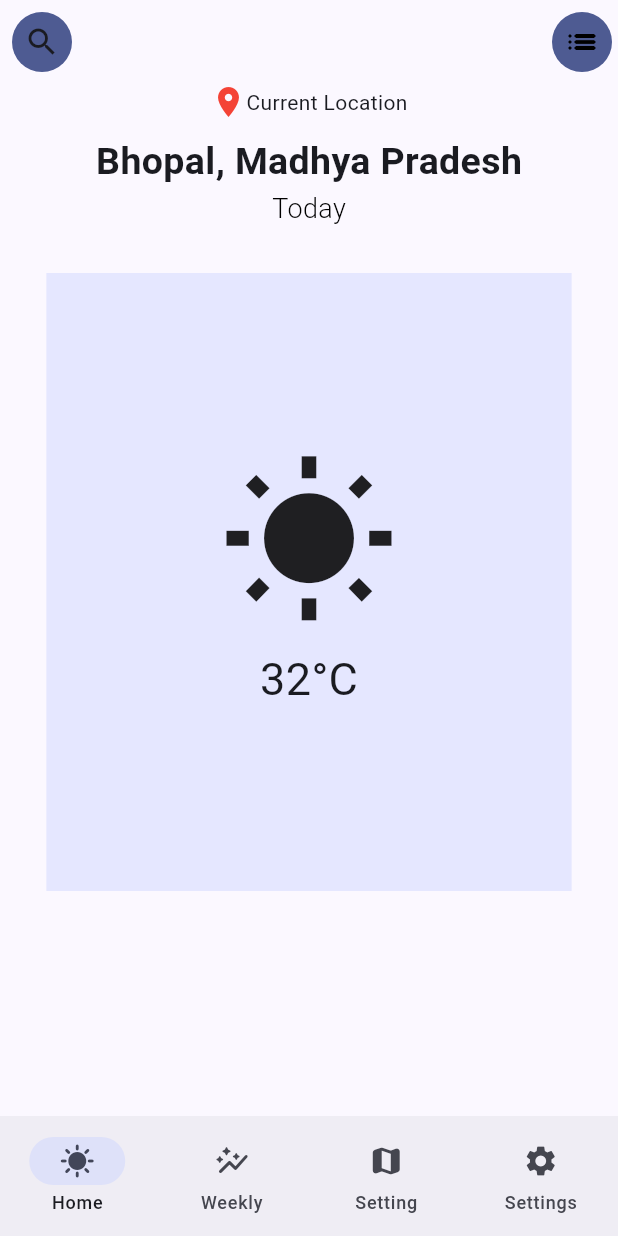
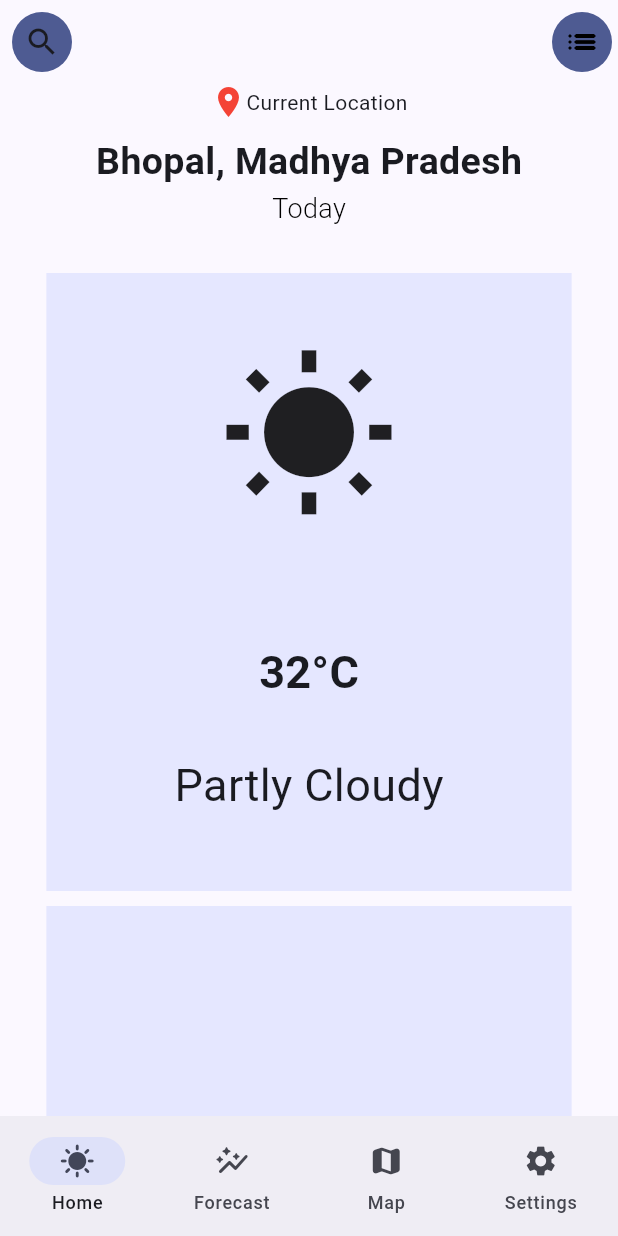
Before and after one commit to GDGCVITBHOPAL/Weathered, a Flutter app: the screen it shows after launch, on a phone screen of 412 x 824 dp. Run offline on Flutter 3.47's test engine with Material 3 defaults, Android fonts, the phone set to English and light mode, and no system bars; our stand-ins replace gap.

Commit message:
Update imports and add new screens

```diff
--- a/lib/common/app_bar.dart
+++ b/lib/common/app_bar.dart
@@ -1,6 +1,7 @@
 import 'package:flutter/material.dart';
 
-final appBar = AppBar(
+AppBar appBar() {
+  return AppBar(
     leading: IconButton.filled(
       onPressed: () => {},
       icon: const Icon(Icons.search_sharp),
@@ -14,3 +15,4 @@ final appBar = AppBar(
       )
     ],
   );
+}
--- a/lib/common/navigation_bar.dart
+++ b/lib/common/navigation_bar.dart
@@ -1,6 +1,12 @@
 import 'package:flutter/material.dart';
 
-final navBar = NavigationBar(
+// NavigationBar navBar() {
+//   return BottomNavigationBar(items: [bot],)
+// }
+
+NavigationBar navBar(int selectedIndex) {
+  int _selectedIndex = selectedIndex;
+  return NavigationBar(
     destinations: const [
       NavigationDestination(
         icon: Icon(Icons.sunny),
@@ -8,15 +14,20 @@ final navBar = NavigationBar(
       ),
       NavigationDestination(
         icon: Icon(Icons.auto_graph_rounded),
-      label: "Weekly",
+        label: "Forecast",
       ),
       NavigationDestination(
         icon: Icon(Icons.map_rounded),
-      label: "Setting",
+        label: "Map",
       ),
       NavigationDestination(
         icon: Icon(Icons.settings),
         label: "Settings",
-    )
+      ),
     ],
+    selectedIndex: _selectedIndex,
+    onDestinationSelected: (int currentPageIndex) {
+      _selectedIndex = currentPageIndex;
+    },
   );
+}
--- a/lib/features/homescreen/home_screen.dart
+++ b/lib/features/dashboard/dashboard.dart
@@ -1,22 +1,13 @@
 import 'package:flutter/material.dart';
 import 'package:gap/gap.dart';
-import 'package:weathered/common/app_bar.dart';
-import 'package:weathered/common/navigation_bar.dart';
 
-class HomeScreen extends StatefulWidget {
-  const HomeScreen({super.key});
+class Dashboard extends StatelessWidget {
+  const Dashboard({super.key});
 
   @override
-  State<HomeScreen> createState() => _HomeScreenState();
-}
-
-class _HomeScreenState extends State<HomeScreen> {
-  @override
   Widget build(BuildContext context) {
-    return Scaffold(
-      appBar: appBar,
-      bottomNavigationBar: navBar,
-      body: Column(
+    return SingleChildScrollView(
+      child: Column(
         children: [
           const Row(
             mainAxisAlignment: MainAxisAlignment.center,
@@ -71,14 +62,47 @@ class _HomeScreenState extends State<HomeScreen> {
                 color: const Color(0x3897ABFF),
                 padding: const EdgeInsets.all(16.0),
                 child: const Column(
-                  mainAxisAlignment: MainAxisAlignment.center,
+                  mainAxisAlignment: MainAxisAlignment.spaceEvenly,
                   crossAxisAlignment: CrossAxisAlignment.center,
                   children: [
                     Icon(Icons.wb_sunny, size: 120),
                     Gap(10),
                     Text(
                       "32°C",
-                      style: TextStyle(fontSize: 30, fontFamily: 'Roboto'),
+                      style: TextStyle(
+                          fontSize: 30,
+                          fontFamily: 'Roboto',
+                          fontWeight: FontWeight.bold),
+                    ),
+                    Text(
+                      "Partly Cloudy",
+                      style: TextStyle(
+                          fontSize: 30,
+                          fontFamily: 'Roboto',
+                          fontWeight: FontWeight.w400),
+                    )
+                  ],
+                ),
+              ),
+            ],
+          ),
+          const Gap(10),
+          Column(
+            children: [
+              Container(
+                height: MediaQuery.of(context).size.height * 0.30,
+                width: MediaQuery.of(context).size.width * 0.85,
+                color: const Color(0x3897ABFF),
+                padding: const EdgeInsets.all(16.0),
+                child: const Column(
+                  mainAxisAlignment: MainAxisAlignment.spaceEvenly,
+                  crossAxisAlignment: CrossAxisAlignment.center,
+                  children: [
+                    Row(
+                      children: [Column(), Column()],
+                    ),
+                    Row(
+                      children: [Column(), Column()],
                     )
                   ],
                 ),
--- /dev/null
+++ b/lib/features/forecast/forecast_screen.dart
@@ -0,0 +1,14 @@
+import 'package:flutter/material.dart';
+
+class ForecastScreen extends StatelessWidget {
+  const ForecastScreen({super.key});
+
+  @override
+  Widget build(BuildContext context) {
+    return const Scaffold(
+      body: Center(
+        child: Text("Forecast Screen"),
+      ),
+    );
+  }
+}
--- /dev/null
+++ b/lib/features/home/home_screen.dart
@@ -0,0 +1,31 @@
+import 'package:flutter/material.dart';
+
+import '../../common/app_bar.dart';
+import '../../common/navigation_bar.dart';
+import '../dashboard/dashboard.dart';
+import '../forecast/forecast_screen.dart';
+import '../map/map_screen.dart';
+import '../settings/settings_screen.dart';
+
+class HomeScreen extends StatefulWidget {
+  const HomeScreen({super.key});
+
+  @override
+  State<HomeScreen> createState() => _HomeScreenState();
+}
+
+class _HomeScreenState extends State<HomeScreen> {
+  final _currentPageIndex = 0;
+  @override
+  Widget build(BuildContext context) {
+    return Scaffold(
+        appBar: appBar(),
+        bottomNavigationBar: navBar(_currentPageIndex),
+        body: [
+          const Dashboard(),
+          const ForecastScreen(),
+          const MapScreen(),
+          const SettingsScreen()
+        ][_currentPageIndex]);
+  }
+}
--- a/lib/main.dart
+++ b/lib/main.dart
@@ -1,6 +1,6 @@
 import 'package:flutter/material.dart';
 
-import 'features/homescreen/home_screen.dart';
+import 'features/home/home_screen.dart';
 
 void main() {
   runApp(const MainApp());
```
Also changed, not shown: lib/features/map/map_screen.dart (renamed from lib/features/mapscreen/map_screen.dart), 1 other file. Lines whose indentation alone changed are shown as unchanged.
